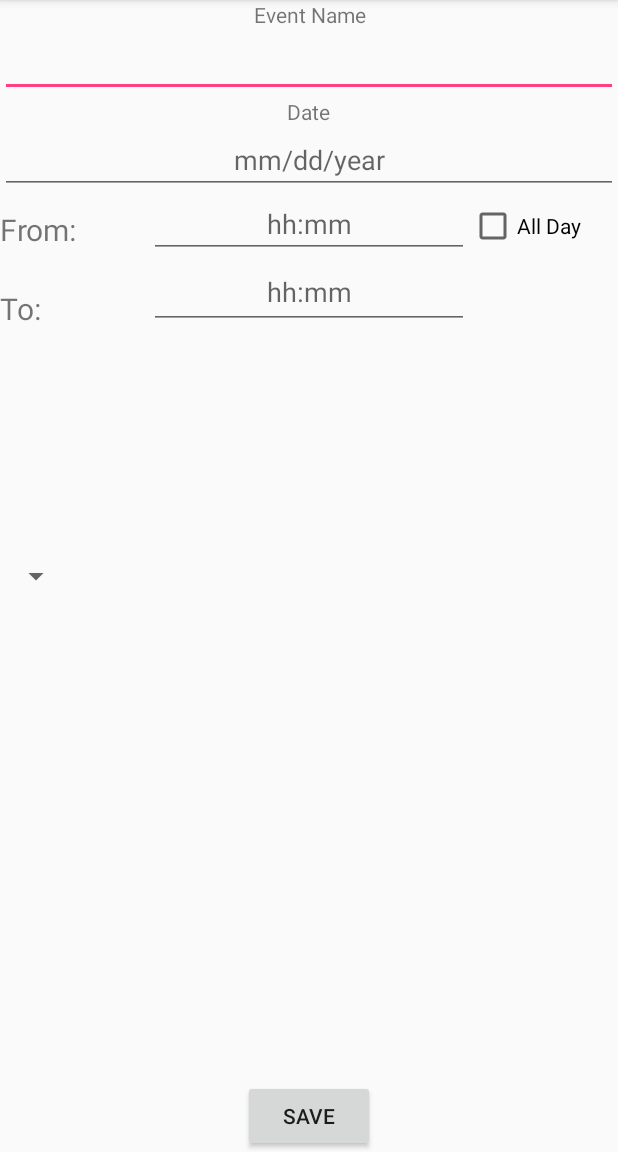
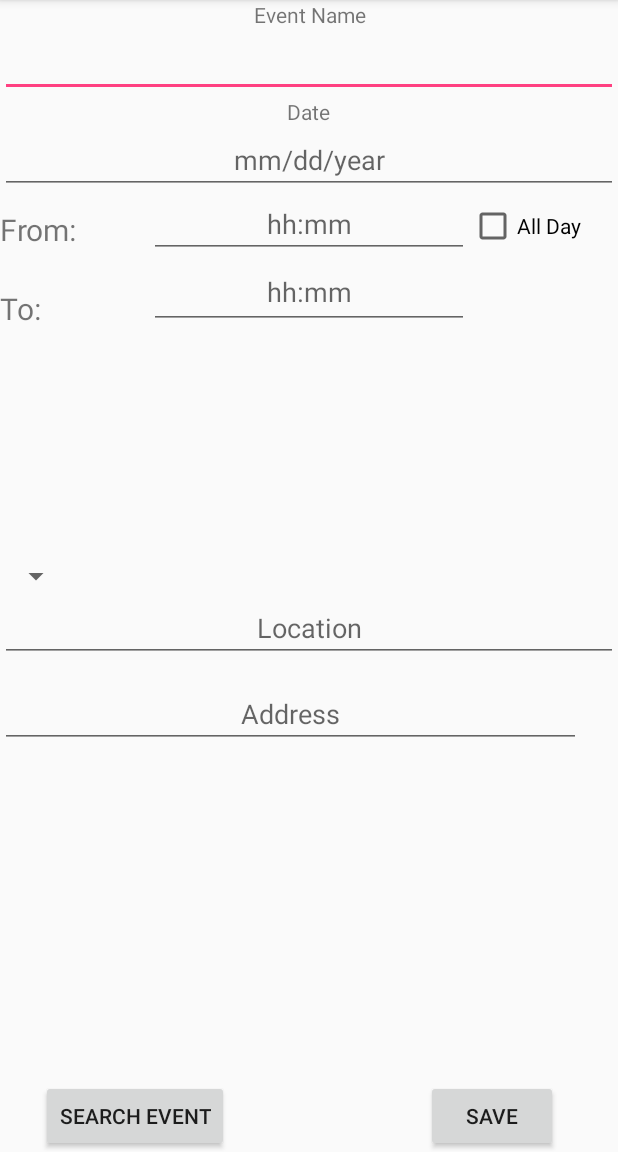
Before and after one commit to cpe305/fall2016-project-davidlevitsky, an Android app: the CreateEventActivity screen opened directly, with no data from a screen before it, on a phone screen of 412 x 824 dp, the part 84-1236 px from its top. Run offline under Robolectric (Android 15) with nearby library versions, the light colour scheme and no system bars; libraries missing offline, so code that uses them is left out: com.yelp.clientlib, io.realm; 3 statements that could not run were skipped.

Commit message:
Integrating Yelp Search With Images
Images become populated upon a search using Yelp API.

```diff
--- a/app/build.gradle
+++ b/app/build.gradle
@@ -59,8 +59,10 @@ jacocoAndroidUnitTestReport {
 
 dependencies {
     compile fileTree(dir: 'libs', include: ['*.jar'])
-    testCompile 'junit:junit:4.12'
+
     compile 'com.android.support:appcompat-v7:24.2.0'
     compile 'com.yelp.clientlib:yelp-android:2.0.0'
-
+    compile 'com.squareup.picasso:picasso:2.5.2'
+    compile 'com.android.support:design:24.2.0'
+    testCompile 'junit:junit:4.12'
 }
--- a/app/src/main/java/com/example/davidlevitsky/friendsconnect/CreateEventActivity.java
+++ b/app/src/main/java/com/example/davidlevitsky/friendsconnect/CreateEventActivity.java
@@ -42,10 +42,8 @@ public class CreateEventActivity extends AppCompatActivity {
     private EditText etEventName;
     private EditText etDateString;
     private EditText etLocation;
-    private final String CONSUMER_KEY= "ZvHAdI9vVMFywK193WST5g";
-    private final String CONSUMER_SECRET = "WacH3p5K75bFz2YL6ooJKDGFIlU";
-    private final String TOKEN = "P0QAwcTA6wxRt77viZno2Ov8wDCzWtAR";
-    private final String TOKEN_SECRET = "xcRAN6Xn69pQKHy008HJyYaeTGM";
+    private Button bSearchEvent;
+    private final int REQUEST_CODE = 200; //arbitrary request code to receive data from a launched activity
 
 
     @Override
@@ -60,42 +58,10 @@ public class CreateEventActivity extends AppCompatActivity {
         toTime = (EditText)findViewById(R.id.etToTime);
         etDateString = (EditText)findViewById(R.id.etDate);
         etEventName = (EditText)findViewById(R.id.etEventName);
+        bSearchEvent = (Button)findViewById(R.id.bSearchEvent);
 
         setup();
         realm.close();
-        // (consumerKey, consumerSecret, token, tokenSecret
-        YelpAPIFactory apiFactory = new YelpAPIFactory(CONSUMER_KEY, CONSUMER_SECRET, TOKEN, TOKEN_SECRET);
-        YelpAPI yelpAPI = apiFactory.createAPI();
-        Map<String, String> params = new HashMap<>();
-
-    // general params
-        params.put("term", "food");
-        params.put("limit", "3");
-
-    // locale params
-        params.put("lang", "fr");
-        // StackOverflow fix to allow Network access from Main thread
-        if (android.os.Build.VERSION.SDK_INT > 9)
-        {
-            StrictMode.ThreadPolicy policy = new StrictMode.ThreadPolicy.Builder().permitAll().build();
-            StrictMode.setThreadPolicy(policy);
-        }
-        Call<SearchResponse> call = yelpAPI.search("San Francisco", params);
-
-        try {
-            SearchResponse searchResponse = call.execute().body();
-            int totalNumberOfResult = searchResponse.total();  // 3
-            ArrayList<Business> businesses = searchResponse.businesses();
-            String businessName = businesses.get(0).name();  // "JapaCurry Truck"
-            Double rating = businesses.get(0).rating();  // 4.0
-            Toast toast2 = Toast.makeText(getApplicationContext(), "name: " + businessName + "rating: " + Double.toString(rating), Toast.LENGTH_LONG);
-            toast2.show();
-        }
-        catch (Exception e) {
-
-            e.printStackTrace();
-        }
-
 
     }
 
@@ -128,6 +94,14 @@ public class CreateEventActivity extends AppCompatActivity {
             }
         }
         );
+        bSearchEvent.setOnClickListener(new View.OnClickListener() {
+            @Override
+            public void onClick(View v) {
+                Intent intent = new Intent(CreateEventActivity.this, SearchEventYelpActivity.class);
+                startActivityForResult(intent, REQUEST_CODE);
+            }
+
+        });
         String currentDate = getIntent().getStringExtra("date");
         etDateString.setText(currentDate);
 
--- a/app/src/main/res/layout/activity_create_event.xml
+++ b/app/src/main/res/layout/activity_create_event.xml
@@ -22,9 +22,9 @@
             android:text="@string/event_name"
             android:id="@+id/tvEventName"
             android:layout_alignParentEnd="true"
-            android:layout_alignParentTop="true"
             android:layout_alignParentStart="true"
-            android:gravity="center_horizontal" />
+            android:gravity="center_horizontal"
+            android:layout_alignParentTop="true" />
 
         <TextView
             android:layout_width="wrap_content"
@@ -92,14 +92,6 @@
         android:gravity="center_horizontal"
         android:hint="hh:mm" />
 
-    <Button
-        android:layout_width="wrap_content"
-        android:layout_height="wrap_content"
-        android:text="@string/save"
-        android:id="@+id/bSave"
-        android:layout_alignParentBottom="true"
-        android:layout_centerHorizontal="true" />
-
     <Spinner
         android:layout_width="wrap_content"
         android:layout_height="wrap_content"
@@ -117,4 +109,46 @@
         android:layout_alignBottom="@+id/etFromTime"
         android:checked="false" />
 
+    <EditText
+        android:layout_width="wrap_content"
+        android:layout_height="wrap_content"
+        android:inputType="textPersonName"
+        android:ems="10"
+        android:id="@+id/etLocation"
+        android:layout_below="@+id/spinner"
+        android:layout_alignParentStart="true"
+        android:layout_alignParentEnd="true"
+        android:hint="Location"
+        android:gravity="center_vertical|center_horizontal" />
+
+    <Button
+        android:layout_width="wrap_content"
+        android:layout_height="wrap_content"
+        android:text="@string/save"
+        android:id="@+id/bSave"
+        android:layout_alignParentBottom="true"
+        android:layout_alignEnd="@+id/checkBox"
+        android:layout_marginEnd="15dp" />
+
+    <Button
+        android:text="SEARCH EVENT"
+        android:layout_width="wrap_content"
+        android:layout_height="wrap_content"
+        android:layout_alignParentBottom="true"
+        android:layout_toEndOf="@+id/tvToTime"
+        android:id="@+id/bSearchEvent" />
+
+    <EditText
+        android:layout_width="wrap_content"
+        android:layout_height="wrap_content"
+        android:inputType="textPersonName"
+        android:ems="10"
+        android:layout_below="@+id/etLocation"
+        android:layout_marginTop="12dp"
+        android:id="@+id/etAddress"
+        android:layout_alignEnd="@+id/checkBox"
+        android:layout_alignParentStart="true"
+        android:hint="Address"
+        android:gravity="center_vertical|center_horizontal" />
+
 </RelativeLayout>
--- /dev/null
+++ b/app/src/main/res/values-v21/styles.xml
@@ -0,0 +1,9 @@
+<resources>
+
+    <style name="AppTheme.NoActionBar">
+        <item name="windowActionBar">false</item>
+        <item name="windowNoTitle">true</item>
+        <item name="android:windowDrawsSystemBarBackgrounds">true</item>
+        <item name="android:statusBarColor">@android:color/transparent</item>
+    </style>
+</resources>
--- a/app/src/main/res/values/dimens.xml
+++ b/app/src/main/res/values/dimens.xml
@@ -2,4 +2,5 @@
     <!-- Default screen margins, per the Android Design guidelines. -->
     <dimen name="activity_horizontal_margin">16dp</dimen>
     <dimen name="activity_vertical_margin">16dp</dimen>
+    <dimen name="fab_margin">16dp</dimen>
 </resources>
--- a/app/src/main/res/values/strings.xml
+++ b/app/src/main/res/values/strings.xml
@@ -8,4 +8,5 @@
     <string name="all_day">All Day</string>
     <string name="upcoming_events">Upcoming Events</string>
     <string name="event">Event</string>
+    <string name="title_activity_search_event_yelp">SearchEventYelpActivity</string>
 </resources>
--- a/app/src/main/res/values/styles.xml
+++ b/app/src/main/res/values/styles.xml
@@ -8,4 +8,13 @@
         <item name="colorAccent">@color/colorAccent</item>
     </style>
 
+    <style name="AppTheme.NoActionBar">
+        <item name="windowActionBar">false</item>
+        <item name="windowNoTitle">true</item>
+    </style>
+
+    <style name="AppTheme.AppBarOverlay" parent="ThemeOverlay.AppCompat.Dark.ActionBar" />
+
+    <style name="AppTheme.PopupOverlay" parent="ThemeOverlay.AppCompat.Light" />
+
 </resources>
```
Also changed, not shown: app/src/main/AndroidManifest.xml (+6 -3 lines), app/src/main/java/com/example/davidlevitsky/friendsconnect/SearchEventYelpActivity.java (added, +130 -0 lines), app/src/main/java/com/example/davidlevitsky/friendsconnect/YelpResult.java (added, +55 -0 lines), app/src/main/java/com/example/davidlevitsky/friendsconnect/YelpResultAdapter.java (added, +81 -0 lines), app/src/main/res/layout/activity_search_event_yelp.xml (added, +26 -0 lines), app/src/main/res/layout/content_search_event_yelp.xml (added, +66 -0 lines), app/src/main/res/layout/yelp_result_adapter.xml (added, +28 -0 lines). Lines whose indentation alone changed are shown as unchanged.
